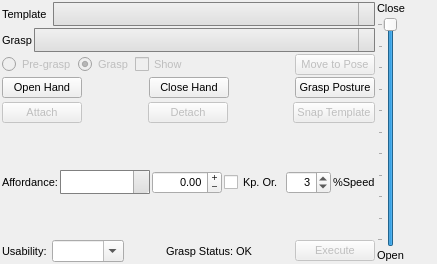
Old version of the form vigir_ocs_grasp_widget/src/graspWidget.ui in the repository team-vigir/vigir_ocs_common.
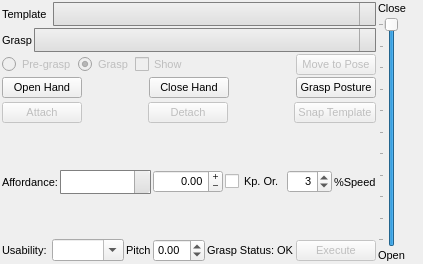
New version of the form.

Commit message: Added pitch for spiral affordances

The edit to the form file:
```diff
--- a/vigir_ocs_grasp_widget/src/graspWidget.ui
+++ b/vigir_ocs_grasp_widget/src/graspWidget.ui
@@ -6,7 +6,7 @@
    <rect>
     <x>0</x>
     <y>0</y>
-    <width>437</width>
+    <width>423</width>
     <height>264</height>
    </rect>
   </property>
@@ -588,17 +588,21 @@
            </widget>
           </item>
           <item>
-           <spacer name="horizontalSpacer_10">
-            <property name="orientation">
-             <enum>Qt::Horizontal</enum>
+           <widget class="QLabel" name="label_9">
+            <property name="text">
+             <string>Pitch</string>
             </property>
-            <property name="sizeHint" stdset="0">
-             <size>
-              <width>40</width>
-              <height>20</height>
-             </size>
+           </widget>
+          </item>
+          <item>
+           <widget class="QDoubleSpinBox" name="pitchSpinBox">
+            <property name="minimum">
+             <double>-1.000000000000000</double>
             </property>
-           </spacer>
+            <property name="maximum">
+             <double>1.000000000000000</double>
+            </property>
+           </widget>
           </item>
           <item>
            <widget class="QLabel" name="label_6">
@@ -614,19 +618,6 @@
             </property>
            </widget>
           </item>
-          <item>
-           <spacer name="horizontalSpacer_11">
-            <property name="orientation">
-             <enum>Qt::Horizontal</enum>
-            </property>
-            <property name="sizeHint" stdset="0">
-             <size>
-              <width>40</width>
-              <height>20</height>
-             </size>
-            </property>
-           </spacer>
-          </item>
           <item>
            <widget class="QPushButton" name="affordanceButton">
             <property name="enabled">
```
The commit also changes 1 other file.
